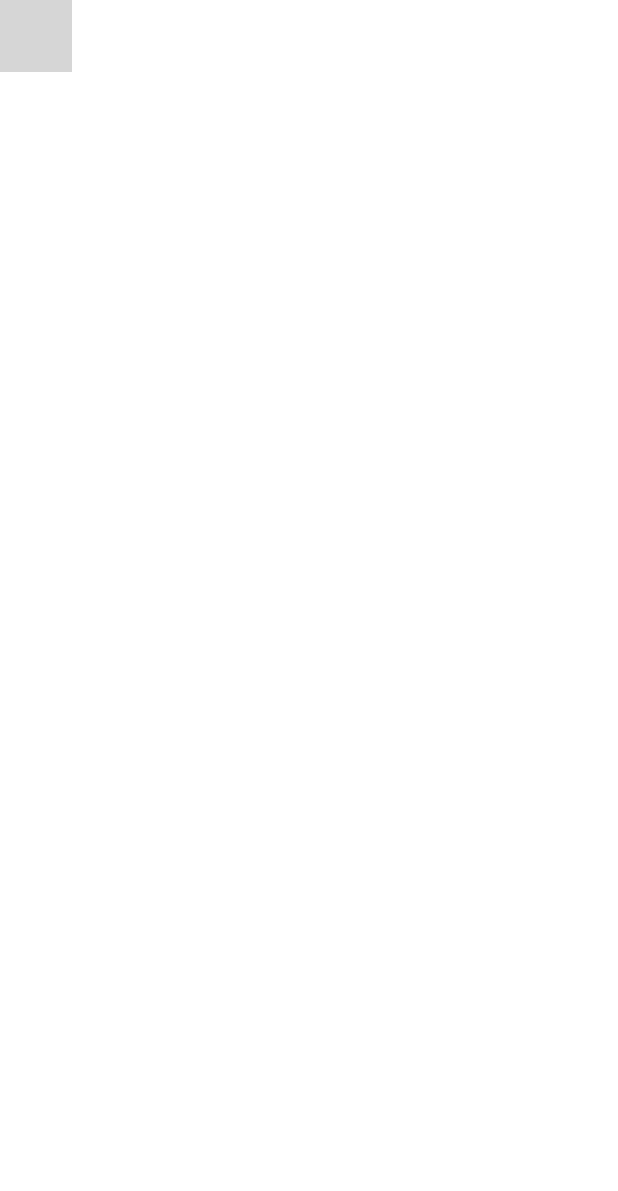
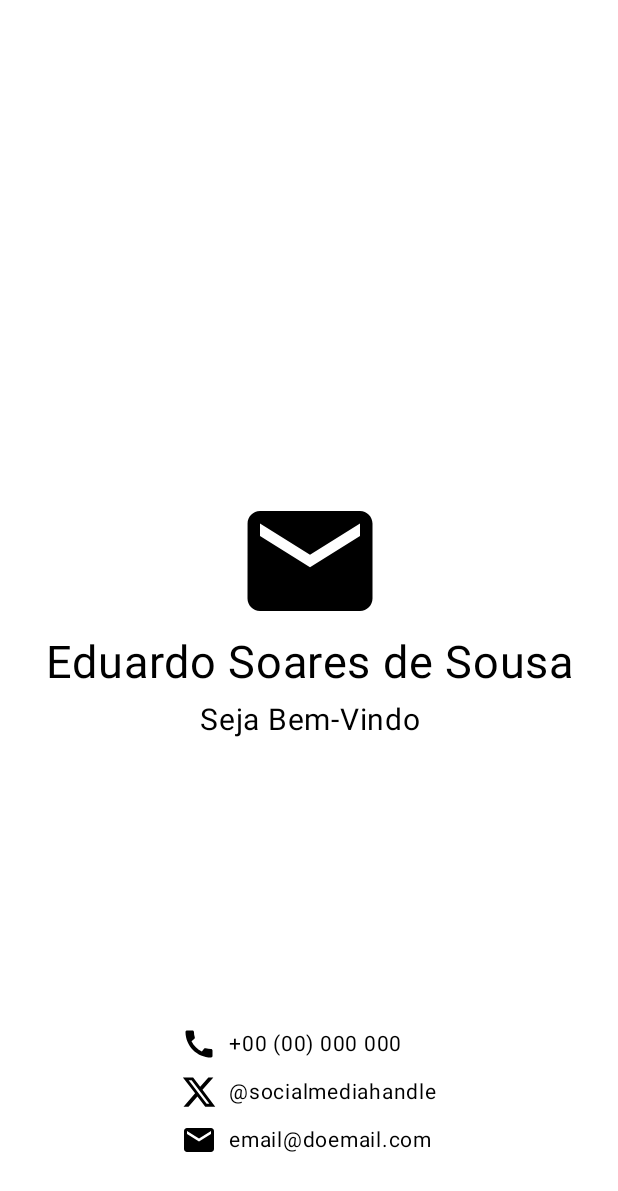
Before and after one commit to Eduardo-Soares-Sousa/DDM1, an Android app built with Jetpack Compose: the @Preview function GreetingPreview, on a phone screen of 412 x 824 dp. Shown: the top 1191 px of the screen. Run offline under Robolectric (Android 15) with nearby library versions, the phone set to English and light mode, and no system bars; grey boxes are pictures that could not be loaded.

Commit message:
Projeto cartão de visita

```diff
--- a/Business Card/app/src/main/java/com/user/app/MainActivity.kt
+++ b/Business Card/app/src/main/java/com/user/app/MainActivity.kt
@@ -4,16 +4,27 @@ import android.os.Bundle
 import androidx.activity.ComponentActivity
 import androidx.activity.compose.setContent
 import androidx.activity.enableEdgeToEdge
+import androidx.compose.foundation.Image
 import androidx.compose.foundation.layout.Arrangement
+import androidx.compose.foundation.layout.Box
 import androidx.compose.foundation.layout.Column
+import androidx.compose.foundation.layout.Row
+import androidx.compose.foundation.layout.Spacer
 import androidx.compose.foundation.layout.fillMaxSize
+import androidx.compose.foundation.layout.fillMaxWidth
 import androidx.compose.foundation.layout.padding
+import androidx.compose.foundation.layout.size
 import androidx.compose.material3.Scaffold
 import androidx.compose.material3.Text
 import androidx.compose.runtime.Composable
+import androidx.compose.ui.Alignment
 import androidx.compose.ui.Modifier
+import androidx.compose.ui.layout.ContentScale
+import androidx.compose.ui.res.painterResource
+import androidx.compose.ui.text.style.TextAlign
 import androidx.compose.ui.tooling.preview.Preview
 import androidx.compose.ui.unit.dp
+import androidx.compose.ui.unit.sp
 import com.user.app.ui.theme.BusinessCardTheme
 
 class MainActivity : ComponentActivity() {
@@ -23,8 +34,12 @@ class MainActivity : ComponentActivity() {
         setContent {
             BusinessCardTheme {
                 Scaffold(modifier = Modifier.fillMaxSize()) { innerPadding ->
-                    GreetingText(
-                        name = "Android",
+                    GreetingCard(
+                        name = "Eduardo Soares de Sousa",
+                        title = "Seja Bem-Vindo",
+                        phone = "+00 (00) 000 000",
+                        twitter = "@socialmediahandle",
+                        email = "email@doemail.com",
                         modifier = Modifier.padding(innerPadding)
                     )
                 }
@@ -34,12 +49,101 @@ class MainActivity : ComponentActivity() {
 }
 
 @Composable
-fun GreetingText(name: String, title: String, twitter: String, email: String, modifier: Modifier = Modifier) {
-    Column(
-        verticalArrangement = Arrangement.Center,
-        modifier = modifier.fillMaxSize().padding(8.dp)
+fun GreetingCard(name: String, title: String, phone: String, twitter: String, email: String, modifier: Modifier = Modifier) {
+    val emailIcon = painterResource(R.drawable.email_icon)
+    Box(
+        modifier = modifier.fillMaxSize().padding(16.dp)
     ) {
+        Column(
+            horizontalAlignment = Alignment.CenterHorizontally,
+            verticalArrangement = Arrangement.Center,
+            modifier = Modifier.align(Alignment.Center)
+        ) {
+            Image(
+                painter = emailIcon,
+                modifier = modifier.size(100.dp),
+                contentDescription = null,
+                contentScale = ContentScale.Crop
+            )
 
+            Text(
+                text = name,
+                fontSize = 30.sp,
+                lineHeight = 20.sp,
+                textAlign = TextAlign.Center
+            )
+
+            Text(
+                text = title,
+                fontSize = 20.sp,
+                lineHeight = 40.sp,
+                textAlign = TextAlign.Center
+            )
+        }
+        GreetingContact(phone = phone, twitter = twitter, email = email, modifier = Modifier.align(Alignment.BottomCenter).padding(bottom = 32.dp))
+    }
+}
+
+@Composable
+fun GreetingContact(phone: String, twitter: String, email: String, modifier: Modifier = Modifier) {
+    val phoneIcon = painterResource(R.drawable.phone_icon)
+    val twitterIcon = painterResource(R.drawable.x_twitter_icon)
+    val emailIcon = painterResource(R.drawable.email_icon)
+    Box(
+        modifier = modifier.fillMaxWidth()
+    ) {
+        Column(
+            modifier = Modifier.align(Alignment.Center),
+            horizontalAlignment = Alignment.Start
+        ) {
+            Row(
+                verticalAlignment = Alignment.CenterVertically,
+                modifier = Modifier.padding(vertical = 4.dp)
+            ) {
+                Image(
+                    painter = phoneIcon,
+                    contentDescription = null,
+                    modifier = Modifier.size(24.dp)
+                )
+                Text(
+                    text = phone,
+                    fontSize = 14.sp,
+                    modifier = Modifier.padding(start = 8.dp)
+                )
+            }
+
+            Row(
+                verticalAlignment = Alignment.CenterVertically,
+                modifier = Modifier.padding(vertical = 4.dp)
+            ) {
+                Image(
+                    painter = twitterIcon,
+                    contentDescription = null,
+                    modifier = Modifier.size(24.dp)
+                )
+                Text(
+                    text = twitter,
+                    fontSize = 14.sp,
+                    modifier = Modifier.padding(start = 8.dp)
+                )
+            }
+
+            Row(
+                verticalAlignment = Alignment.CenterVertically,
+                modifier = Modifier.padding(vertical = 4.dp)
+            ) {
+                Image(
+                    painter = emailIcon,
+                    contentDescription = null,
+                    modifier = Modifier.size(24.dp)
+                )
+                Text(
+                    text = email,
+                    fontSize = 14.sp,
+                    modifier = Modifier.padding(start = 8.dp)
+                )
+            }
+        }
     }
 }
 
@@ -47,6 +151,6 @@ fun GreetingText(name: String, title: String, twitter: String, email: String, mo
 @Composable
 fun GreetingPreview() {
     BusinessCardTheme {
-        GreetingText("Android")
+        GreetingCard("Eduardo Soares de Sousa", "Seja Bem-Vindo", "+00 (00) 000 000", "@socialmediahandle", "email@doemail.com")
     }
 }
--- /dev/null
+++ b/Business Card/app/src/main/res/drawable-mdpi/phone_icon.xml
@@ -0,0 +1,9 @@
+<vector xmlns:android="http://schemas.android.com/apk/res/android"
+    android:width="24dp"
+    android:height="24dp"
+    android:viewportWidth="24"
+    android:viewportHeight="24">
+  <path
+      android:pathData="M20.01,15.38c-1.23,0 -2.42,-0.2 -3.53,-0.56 -0.35,-0.12 -0.74,-0.03 -1.01,0.24l-1.57,1.97c-2.83,-1.35 -5.48,-3.9 -6.89,-6.83l1.95,-1.66c0.27,-0.28 0.35,-0.67 0.24,-1.02 -0.37,-1.11 -0.56,-2.3 -0.56,-3.53 0,-0.54 -0.45,-0.99 -0.99,-0.99H4.19C3.65,3 3,3.24 3,3.99 3,13.28 10.73,21 20.01,21c0.71,0 0.99,-0.63 0.99,-1.18v-3.45c0,-0.54 -0.45,-0.99 -0.99,-0.99z"
+      android:fillColor="#000000"/>
+</vector>
--- /dev/null
+++ b/Business Card/app/src/main/res/drawable-mdpi/x_twitter_icon.xml
@@ -0,0 +1,9 @@
+<vector xmlns:android="http://schemas.android.com/apk/res/android"
+    android:width="512dp"
+    android:height="512dp"
+    android:viewportWidth="512"
+    android:viewportHeight="512">
+  <path
+      android:fillColor="#FF000000"
+      android:pathData="M389.2,48h70.6L305.6,224.2 487,464H345L233.7,318.6 106.5,464H35.8L200.7,275.5 26.8,48H172.4L272.9,180.9 389.2,48zM364.4,421.8h39.1L151.1,88h-42L364.4,421.8z"/>
+</vector>
--- /dev/null
+++ b/Business Card/app/src/main/res/drawable/email_icon.xml
@@ -0,0 +1,5 @@
+<vector xmlns:android="http://schemas.android.com/apk/res/android" android:height="24dp" android:tint="#000000" android:viewportHeight="24" android:viewportWidth="24" android:width="24dp">
+
+    <path android:fillColor="@android:color/white" android:pathData="M20,4L4,4c-1.1,0 -1.99,0.9 -1.99,2L2,18c0,1.1 0.9,2 2,2h16c1.1,0 2,-0.9 2,-2L22,6c0,-1.1 -0.9,-2 -2,-2zM20,8l-8,5 -8,-5L4,6l8,5 8,-5v2z"/>
+
+</vector>
```
